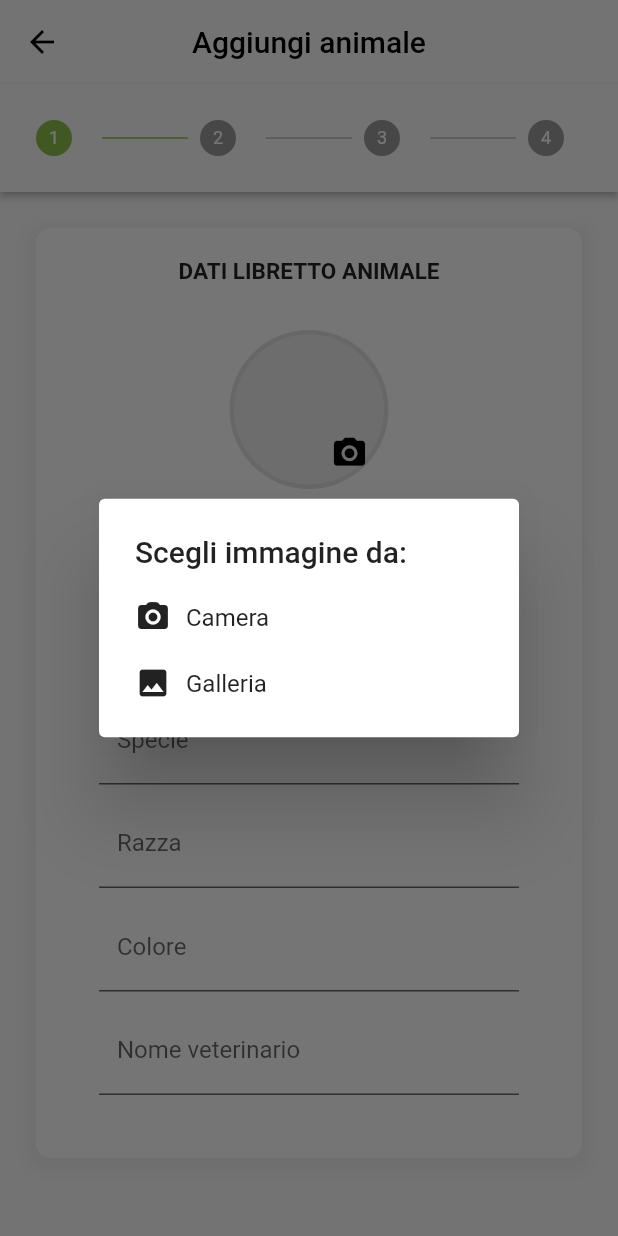
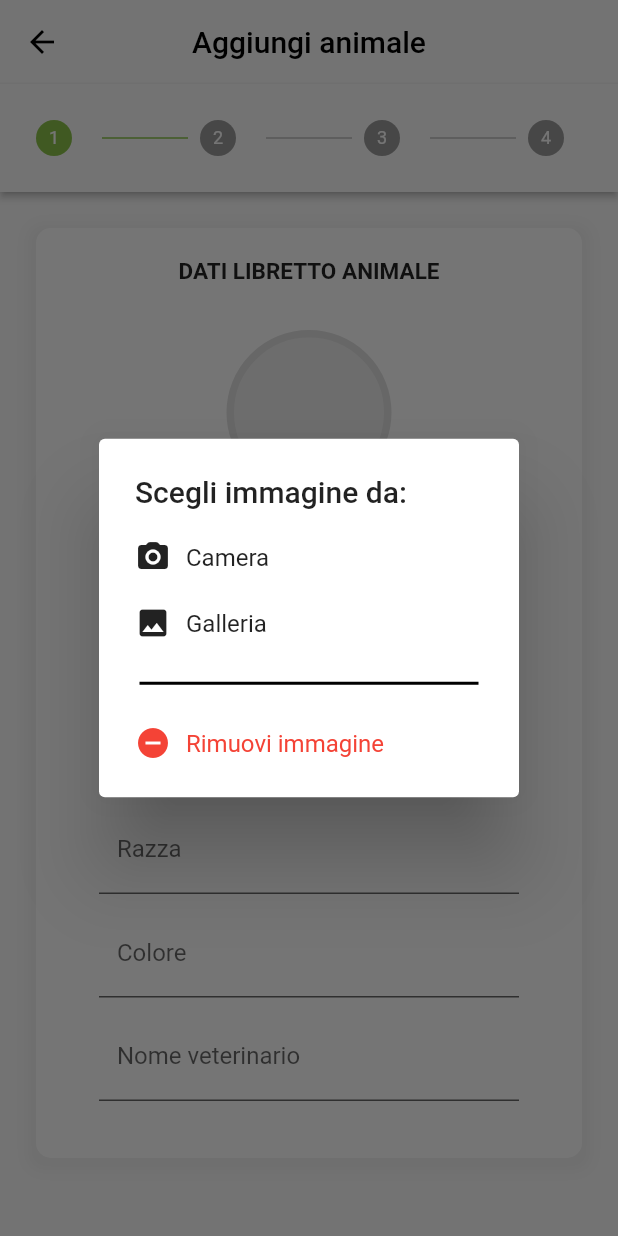
Before and after one commit to simoneauriemma/Pet-360, a Flutter app: the addInfoAnimals screen opened directly, after a tap on the "camera alt" icon, on a phone screen of 412 x 824 dp. Run offline on Flutter 3.47's test engine with Material 2 defaults, Android fonts, the phone set to English and light mode, and no system bars; our stand-ins replace accordion, curved_navigation_bar, firebase_auth, firebase_core, firebase_database, fluttertoast and 6 more; missing offline and left inert: dart:ffi, tflite; accounts and stored records are empty; project files that could hold a hidden picture were left out.

Commit message:
Aggiunta della rimozione foto dell'animale + piccole modifiche

```diff
--- a/lib/screens/ia_screen.dart
+++ b/lib/screens/ia_screen.dart
@@ -114,6 +114,7 @@ Future classifyImage(image) async {
                     textAlign: TextAlign.center,
                     style: TextStyle(fontSize: 15, fontWeight: FontWeight.bold),
                   ),
+                  SizedBox(height: 30,),
                Container(
               margin: EdgeInsets.all(15),
               padding: EdgeInsets.all(15),
@@ -136,6 +137,7 @@ Future classifyImage(image) async {
               Image.file(_imageFile!) :
               Image.asset("assets/icons/razza_cane.jpg")
             ),
+            SizedBox(height: 20,),
             ElevatedButton(
               onPressed: (){
                  selectImage();
--- a/lib/screens/navigator_add.dart
+++ b/lib/screens/navigator_add.dart
@@ -168,6 +168,30 @@ class _addInfoState extends State<addInfoAnimals> {
                                 Navigator.of(context, rootNavigator: true).pop();
                             },
                         ),
+                        Padding(padding: EdgeInsets.all(10)),
+                        Divider(
+                         color: Colors.black,
+                         //height: 20,
+                         thickness: 2,
+                         indent: 3,
+                         endIndent: 3,
+                        ),
+                        Padding(padding: EdgeInsets.all(10)),
+                        GestureDetector(
+                            child: Row(
+                              children : [
+                                 Icon(Icons.remove_circle, color: Colors.red),
+                                 Padding(padding: EdgeInsets.only(right: 10),),
+                                 Text("Rimuovi immagine", style: TextStyle(color: Colors.red)),
+                              ]
+                            ),
+                            onTap: () {
+                               setState(() {
+                               pickedImage = null;
+                              });
+                                Navigator.of(context, rootNavigator: true).pop();
+                            },
+                        ),
                     ],
                 ),
             ),
@@ -197,6 +221,8 @@ class _addInfoState extends State<addInfoAnimals> {
 
 
   int currentStep = 0;
+  bool isLoading=false;
+
 
   List<Step> getSteps() => [
         Step(
@@ -248,7 +274,7 @@ class _addInfoState extends State<addInfoAnimals> {
                                     decoration: BoxDecoration(
                                       border: Border.all(
                                           color: Colors.grey.shade300,
-                                          width: 3),
+                                          width: 5),
                                       borderRadius: const BorderRadius.all(
                                           Radius.circular(100)),
                                       color: Colors.grey.shade200,
@@ -278,7 +304,7 @@ class _addInfoState extends State<addInfoAnimals> {
                                       },
                                       icon: const Icon(
                                         Icons.camera_alt,
-                                        color: Colors.black,
+                                        color: Colors.black45,
                                         size: 25,
                                       ),
                                     ),
@@ -430,14 +456,14 @@ class _addInfoState extends State<addInfoAnimals> {
           content: Column(children: [
             Container(
               width: MediaQuery.of(context).size.width / 1.1,
-              height: 350,
+              height: 380,
               decoration: BoxDecoration(
                 color: Colors.white,
                 borderRadius: const BorderRadius.only(
                     topLeft: Radius.circular(10),
                     topRight: Radius.circular(10),
-                    bottomLeft: Radius.circular(10),
-                    bottomRight: Radius.circular(10)),
+                    bottomLeft: Radius.circular(0),
+                    bottomRight: Radius.circular(0)),
                 boxShadow: [
                   BoxShadow(
                     color: Colors.grey.withOpacity(0.1),
@@ -450,7 +476,7 @@ class _addInfoState extends State<addInfoAnimals> {
               child: Column(
                 children: [
                   SizedBox(
-                    height: 10,
+                    height: 30,
                   ),
                   Text(
                     "LISTA VACCINI",
@@ -458,7 +484,7 @@ class _addInfoState extends State<addInfoAnimals> {
                     style: TextStyle(fontSize: 15, fontWeight: FontWeight.bold),
                   ),
                   SizedBox(
-                    height: 10,
+                    height: 20,
                   ),
                   SizedBox(
                     width: 280,
@@ -554,8 +580,8 @@ class _addInfoState extends State<addInfoAnimals> {
               decoration: BoxDecoration(
                 color: Colors.white,
                 borderRadius: const BorderRadius.only(
-                    topLeft: Radius.circular(10),
-                    topRight: Radius.circular(10),
+                    topLeft: Radius.circular(0),
+                    topRight: Radius.circular(0),
                     bottomLeft: Radius.circular(10),
                     bottomRight: Radius.circular(10)),
                 boxShadow: [
@@ -602,7 +628,7 @@ class _addInfoState extends State<addInfoAnimals> {
                 //TITOLO
                 Container(
                   width: MediaQuery.of(context).size.width / 1.1,
-                  height: 350,
+                  height: 380,
                   decoration: BoxDecoration(
                     color: Colors.white,
                     borderRadius: const BorderRadius.only(
@@ -621,7 +647,7 @@ class _addInfoState extends State<addInfoAnimals> {
                   ),
                   child: Column(children: [
                     SizedBox(
-                      height: 10,
+                      height: 30,
                     ),
                     Text(
                       "PASSAPORTO ANIMALE",
@@ -630,7 +656,7 @@ class _addInfoState extends State<addInfoAnimals> {
                           TextStyle(fontSize: 15, fontWeight: FontWeight.bold),
                     ),
                     SizedBox(
-                      height: 10,
+                      height: 20,
                     ),
                     SizedBox(
                       width: 280,
@@ -819,7 +845,7 @@ class _addInfoState extends State<addInfoAnimals> {
                       ],
                     )),
                 SizedBox(height: 40),
-                ElevatedButton(
+               ElevatedButton(
                   onPressed: () {
                     saveData(
                         nameController.text,
@@ -851,6 +877,53 @@ class _addInfoState extends State<addInfoAnimals> {
                   ),
                 ),
                 //  )
+
+
+                /*ElevatedButton(
+                style: ElevatedButton.styleFrom(
+                    primary: Colors.lightGreen.shade300,
+                    //side: BorderSide(color: Colors.grey.shade300, width: 2),
+                    elevation: 5,
+                    minimumSize: Size(400, 50),
+                    shape: RoundedRectangleBorder(
+                        borderRadius: BorderRadius.circular(20)),
+                ),
+                onPressed: () {
+                setState(() {
+                  isLoading = true;
+                });
+
+
+                // we had used future delayed to stop loading after
+                // 3 seconds and show text "submit" on the screen.
+                Future.delayed(const Duration(seconds: 3), (){
+                    setState(() {
+                  isLoading = false;
+                });
+                }
+                );
+              }, child:  isLoading? Row(
+                mainAxisAlignment: MainAxisAlignment.center,
+
+                // as elevated button gets clicked we will see text"Loading..."
+                // on the screen with circular progress indicator white in color.
+                //as loading gets stopped "Submit" will be displayed
+                children: const [
+                  Text('Loading.. ', style: TextStyle(color: Colors.white, fontSize: 20),),
+                  SizedBox(width: 10,),
+                   CircularProgressIndicator(color: Colors.white,),
+                ],
+              ) : const Text(
+                    "Salva tutto",
+                    textAlign: TextAlign.center,
+                    style: TextStyle(
+                        fontSize: 20,
+                        color: Colors.white,
+                        fontWeight: FontWeight.bold),
+                  ),
+
+              )*/
+
               ],
             )),
       ];
```
